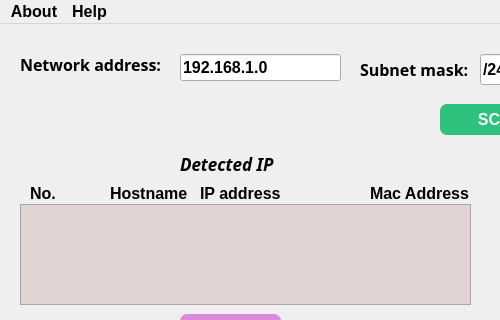
Qt form intrusion.ui (Kemzzy-Dev/Intrusion-Detection02) before a commit; both pictures show x 0 to 500 and y 0 to 320 of the 649 by 629 pixel window.
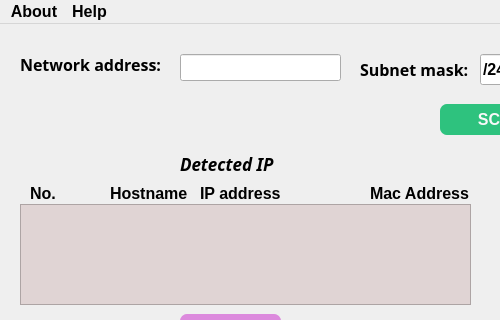
The same form after that commit.

Patch:
```diff
--- a/intrusion.ui
+++ b/intrusion.ui
@@ -95,7 +95,7 @@
      </rect>
     </property>
     <property name="text">
-     <string>192.168.1.0</string>
+     <string/>
     </property>
    </widget>
    <widget class="QPushButton" name="allowIP">
```
